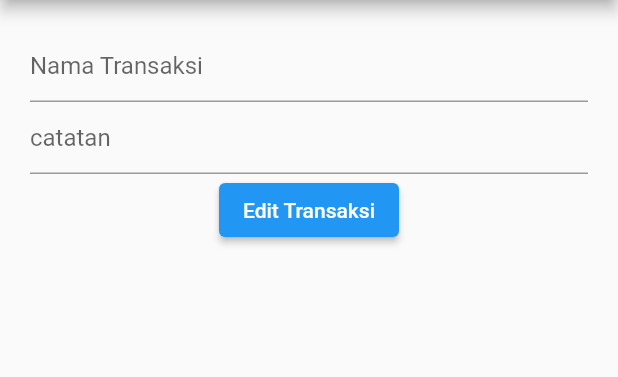
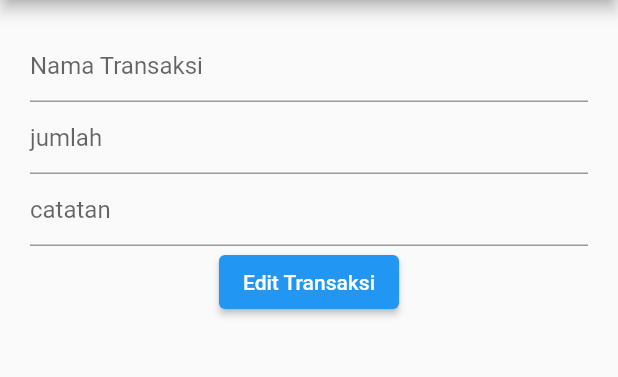
Before and after one commit to Yunic10/UTS_Pemob, a Flutter app: the EditData screen opened directly with empty values, on a phone screen of 412 x 824 dp, the part 84-461 px from its top. Run offline on Flutter 3.47's test engine with Material 2 defaults, Android fonts, the phone set to English and light mode, and no system bars; our stand-ins replace shared_preferences; accounts and stored records are empty; network calls fail.

Commit message:
edit dikit

```diff
--- a/lib/edit_data.dart
+++ b/lib/edit_data.dart
@@ -78,6 +78,12 @@ class _EditDataState extends State<EditData> {
               ),
             ),
             TextField(
+              controller: jumlahController,
+              decoration: const InputDecoration(
+                hintText: 'jumlah',
+              ),
+            ),
+            TextField(
               controller: catatanController,
               decoration: const InputDecoration(
                 hintText: 'catatan',
--- a/lib/list_data.dart
+++ b/lib/list_data.dart
@@ -29,13 +29,14 @@ class _ListDataState extends State<ListData> {
 
   Future<void> fetchData() async {
     final response = await http.get(Uri.parse(url));
+    print(response.body);
     if (response.statusCode == 200) {
       final List<dynamic> data = json.decode(response.body);
       setState(() {
         dataTransaksi = List<Map<String, String>>.from(data.map((item) {
           return {
             'nama': item['nama'] as String,
-            'jumlah' : item['jumlah'] as int,
+            'jumlah' : item['jumlah'] as String,
             'catatan': item['catatan'] as String,
             'id': item['id'] as String,
           };
```
